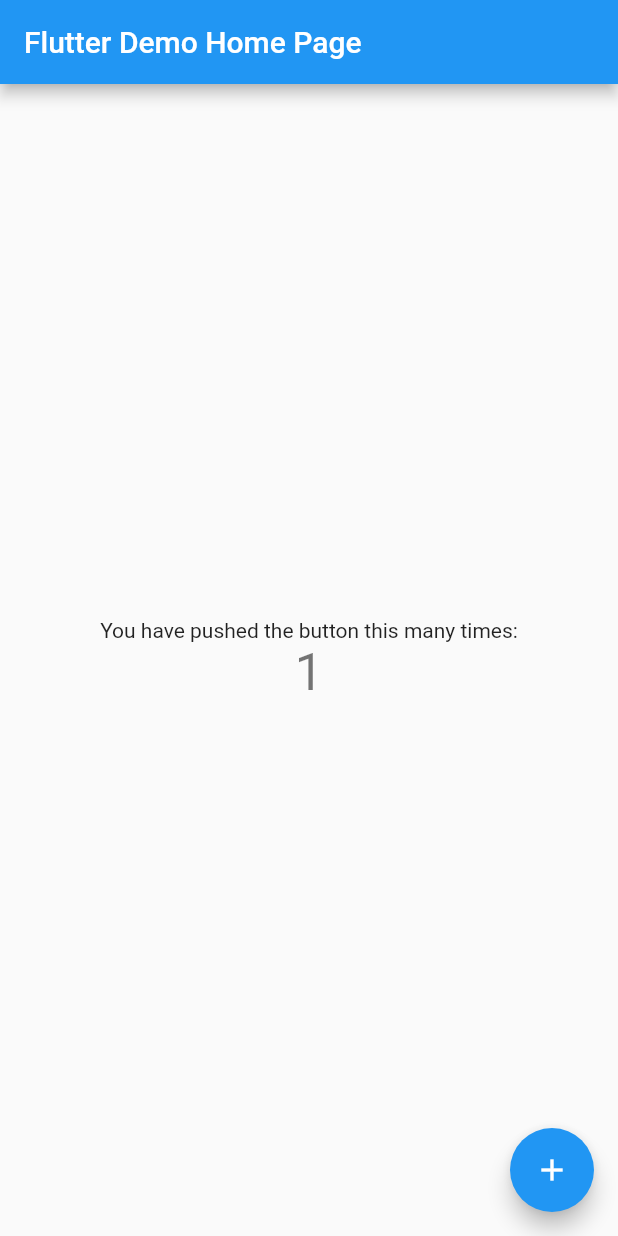
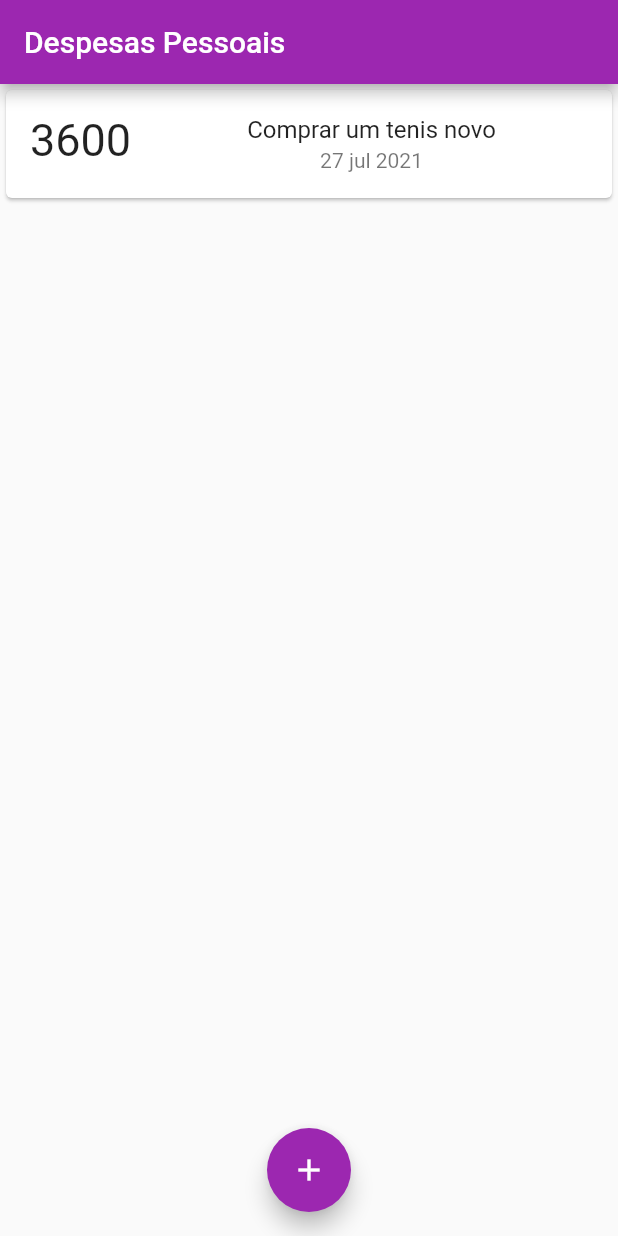
Before and after one commit to RomulloSousa1/App-de-despesas, a Flutter app: the screen it shows after launch, after a tap on the "add" icon, on a phone screen of 412 x 824 dp. Run offline on Flutter 3.47's test engine with Material 2 defaults, Android fonts, the phone set to English and light mode, and no system bars.

Commit message:
Adicionando Interface Inicial

```diff
--- a/lib/main.dart
+++ b/lib/main.dart
@@ -1,113 +1,58 @@
+import 'dart:ui';
+
 import 'package:flutter/material.dart';
 
 void main() {
-  runApp(MyApp());
+  runApp(Despesas());
 }
 
-class MyApp extends StatelessWidget {
-  // This widget is the root of your application.
+class Despesas extends StatelessWidget {
   @override
   Widget build(BuildContext context) {
+
     return MaterialApp(
-      title: 'Flutter Demo',
-      theme: ThemeData(
-        // This is the theme of your application.
-        //
-        // Try running your application with "flutter run". You'll see the
-        // application has a blue toolbar. Then, without quitting the app, try
-        // changing the primarySwatch below to Colors.green and then invoke
-        // "hot reload" (press "r" in the console where you ran "flutter run",
-        // or simply save your changes to "hot reload" in a Flutter IDE).
-        // Notice that the counter didn't reset back to zero; the application
-        // is not restarted.
-        primarySwatch: Colors.blue,
-      ),
-      home: MyHomePage(title: 'Flutter Demo Home Page'),
+      home: Telainicial(),
     );
   }
 }
 
-class MyHomePage extends StatefulWidget {
-  MyHomePage({Key? key, required this.title}) : super(key: key);
-
-  // This widget is the home page of your application. It is stateful, meaning
-  // that it has a State object (defined below) that contains fields that affect
-  // how it looks.
-
-  // This class is the configuration for the state. It holds the values (in this
-  // case the title) provided by the parent (in this case the App widget) and
-  // used by the build method of the State. Fields in a Widget subclass are
-  // always marked "final".
-
-  final String title;
-
-  @override
-  _MyHomePageState createState() => _MyHomePageState();
-}
-
-class _MyHomePageState extends State<MyHomePage> {
-  int _counter = 0;
-
-  void _incrementCounter() {
-    setState(() {
-      // This call to setState tells the Flutter framework that something has
-      // changed in this State, which causes it to rerun the build method below
-      // so that the display can reflect the updated values. If we changed
-      // _counter without calling setState(), then the build method would not be
-      // called again, and so nothing would appear to happen.
-      _counter++;
-    });
-  }
+class Telainicial extends StatelessWidget {
+  final String _teste = 'Despesas Pessoais';
 
   @override
   Widget build(BuildContext context) {
-    // This method is rerun every time setState is called, for instance as done
-    // by the _incrementCounter method above.
-    //
-    // The Flutter framework has been optimized to make rerunning build methods
-    // fast, so that you can just rebuild anything that needs updating rather
-    // than having to individually change instances of widgets.
     return Scaffold(
-      appBar: AppBar(
-        // Here we take the value from the MyHomePage object that was created by
-        // the App.build method, and use it to set our appbar title.
-        title: Text(widget.title),
-      ),
-      body: Center(
-        // Center is a layout widget. It takes a single child and positions it
-        // in the middle of the parent.
+      appBar: AppBar(title: Text(_teste), backgroundColor: Colors.purple),
+      body: Cartoes(),
+    floatingActionButton: FloatingActionButton(
+    onPressed: () {
+    // Add your onPressed code here!
+    },child: const Icon(Icons.add),
+      backgroundColor: Colors.purple,
+    ),
+      floatingActionButtonLocation: FloatingActionButtonLocation.centerFloat,
+    );
+  }
+}
+
+class Cartoes extends StatelessWidget {
+  final String valor = '3600';
+
+  @override
+  Widget build(BuildContext context) {
+    return Container(
+      child: Card(
         child: Column(
-          // Column is also a layout widget. It takes a list of children and
-          // arranges them vertically. By default, it sizes itself to fit its
-          // children horizontally, and tries to be as tall as its parent.
-          //
-          // Invoke "debug painting" (press "p" in the console, choose the
-          // "Toggle Debug Paint" action from the Flutter Inspector in Android
-          // Studio, or the "Toggle Debug Paint" command in Visual Studio Code)
-          // to see the wireframe for each widget.
-          //
-          // Column has various properties to control how it sizes itself and
-          // how it positions its children. Here we use mainAxisAlignment to
-          // center the children vertically; the main axis here is the vertical
-          // axis because Columns are vertical (the cross axis would be
-          // horizontal).
-          mainAxisAlignment: MainAxisAlignment.center,
+          mainAxisSize: MainAxisSize.min,
           children: <Widget>[
-            Text(
-              'You have pushed the button this many times:',
-            ),
-            Text(
-              '$_counter',
-              style: Theme.of(context).textTheme.headline4,
+            const ListTile(
+              leading:Text("3600",style: TextStyle(fontSize: 30),),
+            title: Center(child:Text('Comprar um tenis novo')),
+              subtitle: Center(child:Text('27 jul 2021')),
             ),
           ],
         ),
       ),
-      floatingActionButton: FloatingActionButton(
-        onPressed: _incrementCounter,
-        tooltip: 'Increment',
-        child: Icon(Icons.add),
-      ), // This trailing comma makes auto-formatting nicer for build methods.
     );
   }
 }
```
Also changed, not shown: 19 other files.
